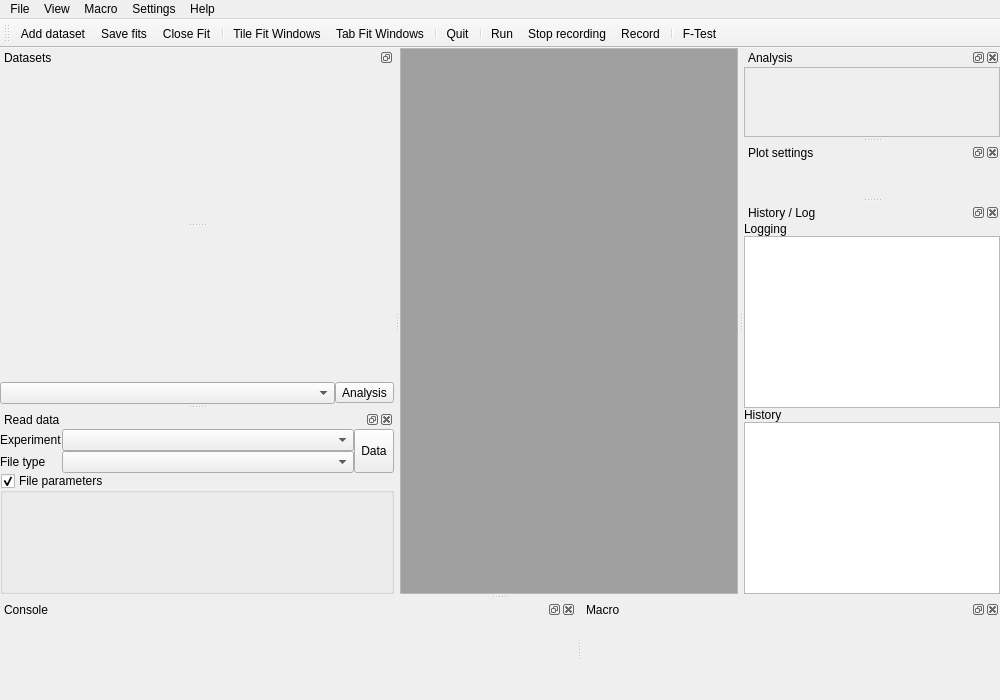
Above: chisurf/gui/gui.ui from Fluorescence-Tools/chisurf before the change. Below: the same form after it.
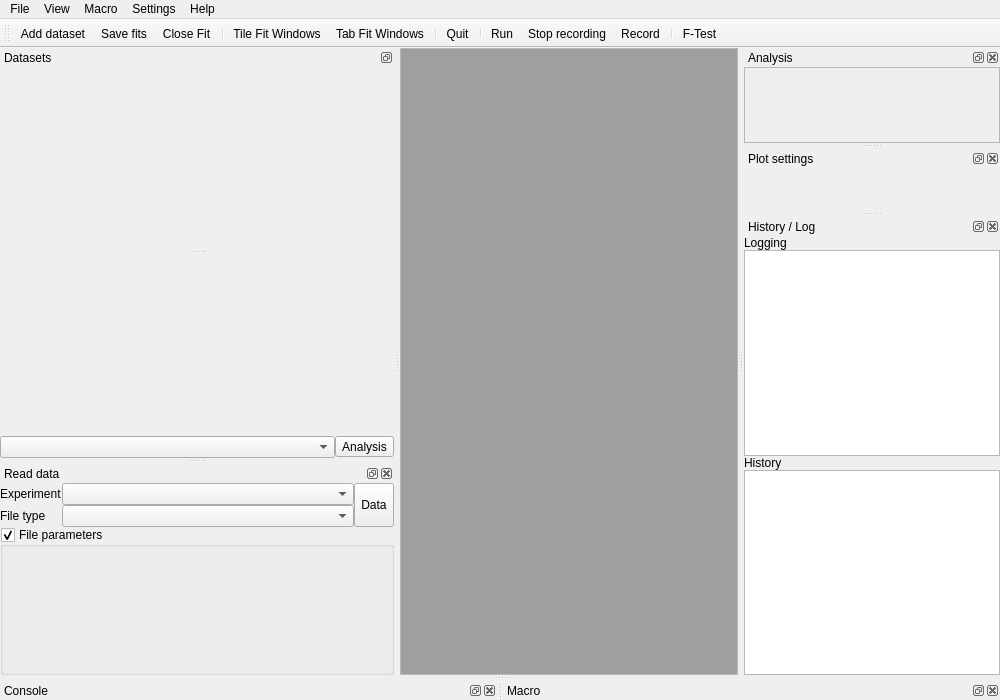
That is the form after the change. Icons and pictures are not drawn.

Diff of the .ui file:
```diff
--- a/chisurf/gui/gui.ui
+++ b/chisurf/gui/gui.ui
@@ -138,7 +138,7 @@
           <x>0</x>
           <y>0</y>
           <width>254</width>
-          <height>69</height>
+          <height>80</height>
          </rect>
         </property>
         <property name="sizePolicy">
@@ -377,8 +377,8 @@
    </property>
    <property name="minimumSize">
     <size>
-     <width>80</width>
-     <height>100</height>
+     <width>10</width>
+     <height>10</height>
     </size>
    </property>
    <property name="maximumSize">
```
